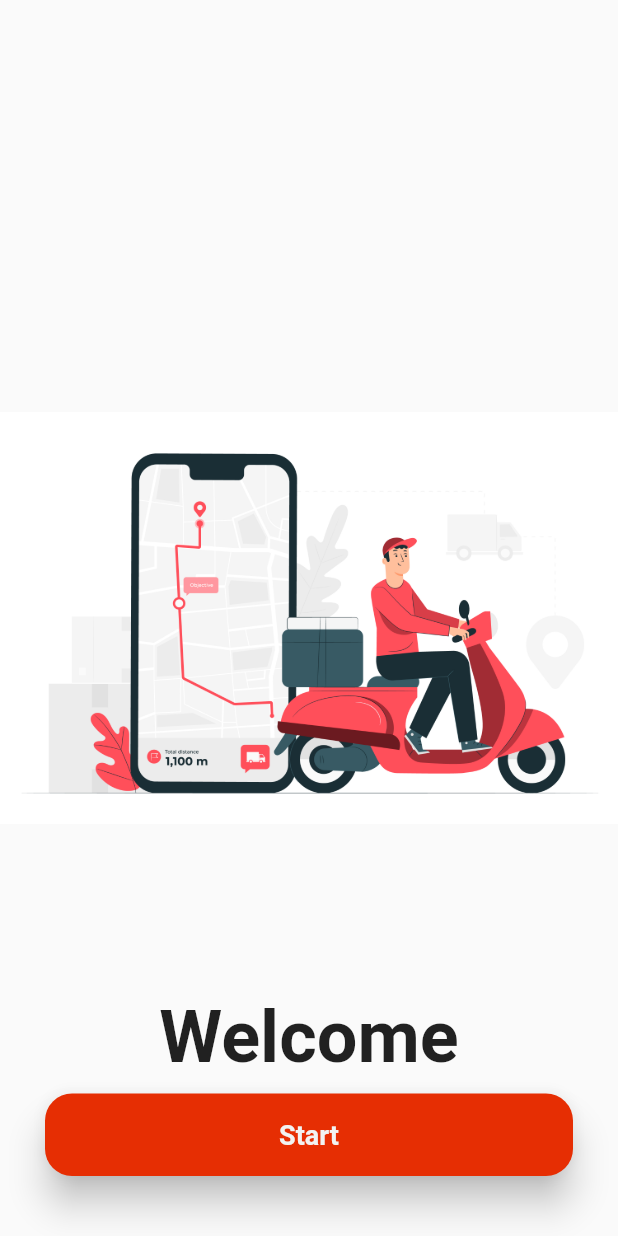
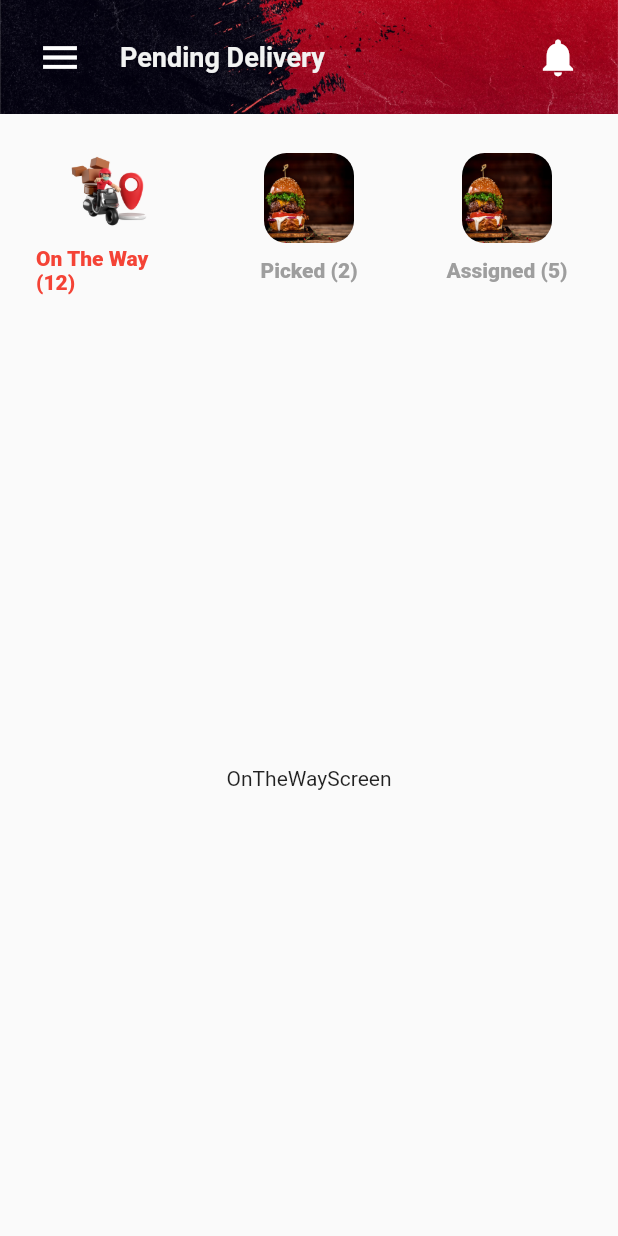
Before and after one commit to omarparvezmiaji/E-Commerce_Delivery_App, a Flutter app: the screen it shows after launch, on a phone screen of 412 x 824 dp. Run offline on Flutter 3.47's test engine with Material 2 defaults, Android fonts, the phone set to English and light mode, and no system bars; our stand-ins replace flutter_svg, iconsax, page_transition.

Commit message:
version_21.08.22

```diff
--- /dev/null
+++ b/lib/common_widgets/my_app_bar.dart
@@ -0,0 +1,57 @@
+import 'package:flutter/material.dart';
+import 'package:iconsax/iconsax.dart';
+import 'package:page_transition/page_transition.dart';
+
+import '../screens/Notifications/notification.dart';
+import '../styles/colors.dart';
+import 'app_text.dart';
+
+myAppBar({context, title, page}) {
+  return Container(
+
+    decoration: const BoxDecoration(
+      //borderRadius: BorderRadius.circular(15),
+        image: DecorationImage(
+            image: AssetImage(
+              "assets/banner.jpg",
+            ),
+            fit: BoxFit.cover)),
+    child: Padding(
+      padding: const EdgeInsets.only(top: 10.0,bottom: 10.0),
+      child: ListTile(
+        iconColor: AppColors.lightColor,
+
+        leading: Builder(
+          builder: (context) => IconButton(
+            icon: const Icon(
+              Icons.menu,size: 30,
+              color: Colors.white,
+            ),
+            onPressed: () => Scaffold.of(context).openDrawer(),
+
+          ),
+        ),
+        title: AppText(text: title,color: AppColors.lightColor,fontWeight: FontWeight.bold),
+        // trailing: Icon(trailing, size: 30),
+        trailing:  IconButton(
+            onPressed: () {
+              page == 'Notifications'
+                  ? null
+                  : Navigator.push(
+                  context,
+                  PageTransition(
+                      child: const NotificationScreen(),
+                      type: PageTransitionType.rightToLeft));
+              page == 'Notifications'
+                  ? null
+                  : Navigator.push(
+                  context,
+                  PageTransition(
+                      child: const NotificationScreen(),
+                      type: PageTransitionType.leftToRight));
+            },
+            icon: const Icon(Icons.notifications,size: 30, color: Colors.white)),
+      ),
+    ),
+  );
+}
--- a/lib/main.dart
+++ b/lib/main.dart
@@ -1,3 +1,4 @@
+import 'package:delivery_app/screens/Pending_Delivery/pending_delivery_main.dart';
 import 'package:delivery_app/screens/login.dart';
 import 'package:delivery_app/screens/welcome_screen.dart';
 import 'package:flutter/material.dart';
@@ -27,7 +28,9 @@ class MyApp extends StatelessWidget {
         // is not restarted.
         primarySwatch: Colors.blue,
       ),
-      home: WelcomeScreen(),
+      home:PendingDelivery(),
+
+      //WelcomeScreen(),
     );
   }
 }
--- /dev/null
+++ b/lib/modelClass/tab_widget.dart
@@ -0,0 +1,49 @@
+import 'package:flutter/material.dart';
+
+import '../styles/my_app_size.dart';
+
+tabWidget({text, String? imagePath,font_Size}) {
+  return Column(
+    children: [
+      Container(
+        padding: const EdgeInsets.all(10),
+         //margin: const EdgeInsets.all(10),
+        decoration: BoxDecoration(
+
+          //color: Colors.white,
+          // color: const Color(0xfffff4f2),
+          borderRadius: BorderRadius.circular(AppSize.borderRadiusSize),
+          // boxShadow: const [
+          //   BoxShadow(
+          //     color: Colors.black12,
+          //     offset: Offset(1, 1),
+          //     blurRadius: 10,
+          //   ),
+          //   BoxShadow(
+          //     color: Colors.transparent,
+          //     offset: Offset(-1, -1),
+          //     blurRadius: 10,
+          //   ),
+          // ],
+        ),
+        child: Column(
+          children: [
+            ClipRRect(
+
+                borderRadius: BorderRadius.circular(AppSize.borderRadiusSize),
+                child: Image.asset(
+                  imagePath ?? 'assets/images/burger1.jpg',
+                  height: 60,
+                  width: 60,
+                  fit: BoxFit.fill,
+                )),
+
+
+
+          ],
+        ),
+      ),
+       Text(text),
+    ],
+  );
+}
--- /dev/null
+++ b/lib/screens/Pending_Delivery/on_the_way_screen.dart
@@ -0,0 +1,20 @@
+import 'package:flutter/cupertino.dart';
+import 'package:flutter/material.dart';
+
+class OnTheWayScreen extends StatefulWidget {
+  const OnTheWayScreen({Key? key}) : super(key: key);
+
+  @override
+  State<OnTheWayScreen> createState() => _OnTheWayScreenState();
+}
+
+class _OnTheWayScreenState extends State<OnTheWayScreen> {
+  @override
+  Widget build(BuildContext context) {
+    return Scaffold(
+      body: Center(
+        child: Text('OnTheWayScreen'),
+      ),
+    );
+  }
+}
--- /dev/null
+++ b/lib/screens/Pending_Delivery/pending_delivery_main.dart
@@ -0,0 +1,85 @@
+import 'package:delivery_app/screens/Pending_Delivery/assigned_screen.dart';
+import 'package:delivery_app/screens/Pending_Delivery/on_the_way_screen.dart';
+import 'package:delivery_app/screens/Pending_Delivery/picked_screen.dart';
+import 'package:flutter/cupertino.dart';
+import 'package:flutter/material.dart';
+
+import '../../common_widgets/my_app_bar.dart';
+import '../../modelClass/tab_widget.dart';
+import '../../styles/colors.dart';
+
+class PendingDelivery extends StatefulWidget {
+  const PendingDelivery({Key? key}) : super(key: key);
+
+  @override
+  State<PendingDelivery> createState() => _PendingDeliveryState();
+}
+
+class _PendingDeliveryState extends State<PendingDelivery>
+    with SingleTickerProviderStateMixin {
+  late final _tabController = TabController(length: 3, vsync: this);
+
+  @override
+  Widget build(BuildContext context) {
+    return SafeArea(
+      child: Scaffold(
+        body: Column(
+          children: [
+            myAppBar(
+                context: context,
+                title: 'Pending Delivery',
+                page: 'Pending Delivery'),
+            Padding(
+              padding: const EdgeInsets.all(8.0),
+              child: TabBar(
+                  labelStyle: const TextStyle(
+                      fontSize: 14, fontWeight: FontWeight.w900),
+                  labelColor: Colors.red,
+                  indicatorWeight: 10,
+                  controller: _tabController,
+                  indicator: BoxDecoration(
+
+                      //  borderRadius: BorderRadius.circular(25),
+                      // color: AppColors.greyColor,
+
+                      ),
+                  unselectedLabelColor: Colors.grey,
+                  // isScrollable: true,
+                  // indicatorColor: Colors.yellow,
+                  tabs: [
+                    // Icon(Icons.person_add,color: Colors.red,),
+                    //
+                    //  Text('\nOn The Way (12)'),
+                    //
+                    //  Text('\nPicked (2)'),
+                    //  Text('\nAssigned (5)'),
+
+                    // Text('On The Way (12)'),
+                    //
+                    // Text('Picked (2)'),
+                    // Text('Assigned (5)'),
+
+                    tabWidget(
+                      text: 'On The Way (12)',
+                      imagePath: 'assets/delivery_man_Login.png',
+
+                    ),
+                    tabWidget(text: 'Picked (2)'),
+                    tabWidget(text: 'Assigned (5)'),
+                  ]),
+            ),
+            Expanded(
+                child: TabBarView(
+              controller: _tabController,
+              children: const [
+                OnTheWayScreen(),
+                PickedScreen(),
+                AssignedScreen()
+              ],
+            ))
+          ],
+        ),
+      ),
+    );
+  }
+}
--- a/lib/styles/colors.dart
+++ b/lib/styles/colors.dart
@@ -14,5 +14,14 @@ class AppColors {
   static const darkGrey = Color(0xff636363);
   static const lightColor = Color(0xFFF2F3F2);
   static var fillColor = Colors.grey.shade100;
+  static const blueDark           = Color(0xff1B5A90);
+  static const iconColor          = Colors.grey;
+  static var shadowColor          = Colors.grey.shade200;
+  static const dashboardIconColor = Colors.white;
+  static const buttonColor        = Color(0xffda3f81);
+  static const containerBgColor   = Colors.white;
+
+  static const redColor           = Colors.redAccent;
+  static const greyColor          = Colors.grey;
 
 }
--- a/pubspec.yaml
+++ b/pubspec.yaml
@@ -34,7 +34,10 @@ dependencies:
   # The following adds the Cupertino Icons font to your application.
   # Use with the CupertinoIcons class for iOS style icons.
   cupertino_icons: ^1.0.2
+  iconsax: ^0.0.8
   flutter_svg: ^1.0.3
+  page_transition: ^2.0.9
+  cached_network_image: ^3.2.1
 
 dev_dependencies:
   flutter_test:
@@ -63,6 +66,7 @@ flutter:
     - assets/
     - assets/icons/
     - assets/dashboard/
+    - assets/images/
 
 
   # An image asset can refer to one or more resolution-specific "variants", see
```
Also changed, not shown: lib/common_widgets/app_banner.dart (+37 -2 lines), lib/common_widgets/app_custom_buttom.dart (added, +31 -0 lines), lib/dashboard/dashboard_screen.dart (+16 -11 lines), lib/modelClass/order_card.dart (added, +100 -0 lines), lib/screens/Notifications/notification.dart (added, +82 -0 lines), lib/screens/Pending_Delivery/assigned_screen.dart (added, +19 -0 lines), lib/screens/Pending_Delivery/picked_screen.dart (added, +19 -0 lines), lib/screens/login.dart (+11 -9 lines), lib/styles/my_app_size.dart (added, +8 -0 lines), assets/images/burger.jpg (added), assets/images/burger1.jpg (added), assets/images/on_the_way.png (added), pubspec.lock.
